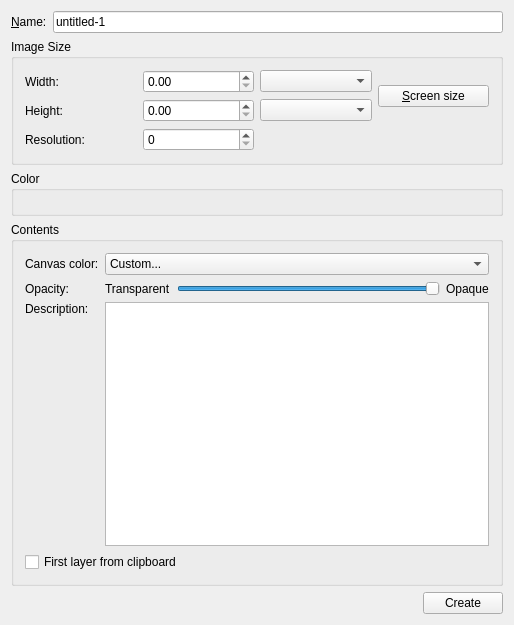
Qt form krita/ui/wdgnewimage.ui (KDE/krita) before a commit.
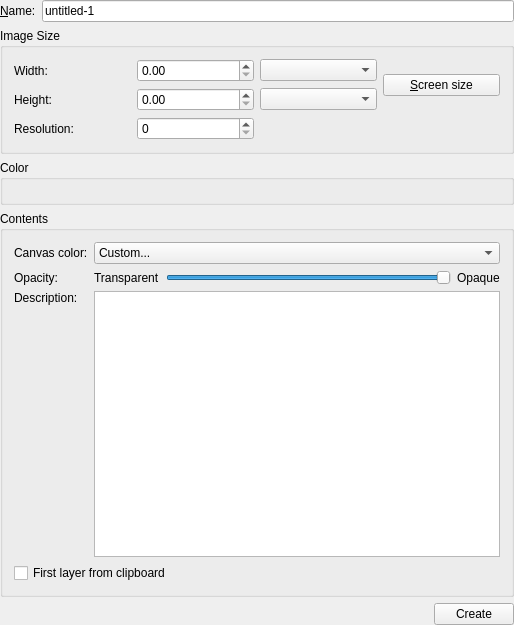
The same form after that commit. Custom widgets are drawn as their Qt base class.

Commit message: Remove the margin from the top level layout to make it more at home in the new start widget layout. Fix tab stop order. Use KDialog::marginHint and KDialog::spacingHint for layout margins and spacings.

The edit to the form file:
```diff
--- a/krita/ui/wdgnewimage.ui
+++ b/krita/ui/wdgnewimage.ui
@@ -13,6 +13,18 @@
    <string>New Image</string>
   </property>
   <layout class="QGridLayout" >
+   <property name="leftMargin" >
+    <number>0</number>
+   </property>
+   <property name="topMargin" >
+    <number>0</number>
+   </property>
+   <property name="rightMargin" >
+    <number>0</number>
+   </property>
+   <property name="bottomMargin" >
+    <number>0</number>
+   </property>
    <item row="0" column="0" >
     <layout class="QHBoxLayout" >
      <item>
@@ -146,24 +158,6 @@
       <string>Contents</string>
      </property>
      <layout class="QGridLayout" >
-      <property name="leftMargin" >
-       <number>11</number>
-      </property>
-      <property name="topMargin" >
-       <number>11</number>
-      </property>
-      <property name="rightMargin" >
-       <number>11</number>
-      </property>
-      <property name="bottomMargin" >
-       <number>11</number>
-      </property>
-      <property name="horizontalSpacing" >
-       <number>6</number>
-      </property>
-      <property name="verticalSpacing" >
-       <number>6</number>
-      </property>
       <item row="0" column="0" >
        <widget class="QLabel" name="lblColor" >
         <property name="text" >
```
Left out of the diff: 189 changed lines with no effect on the pictures.
